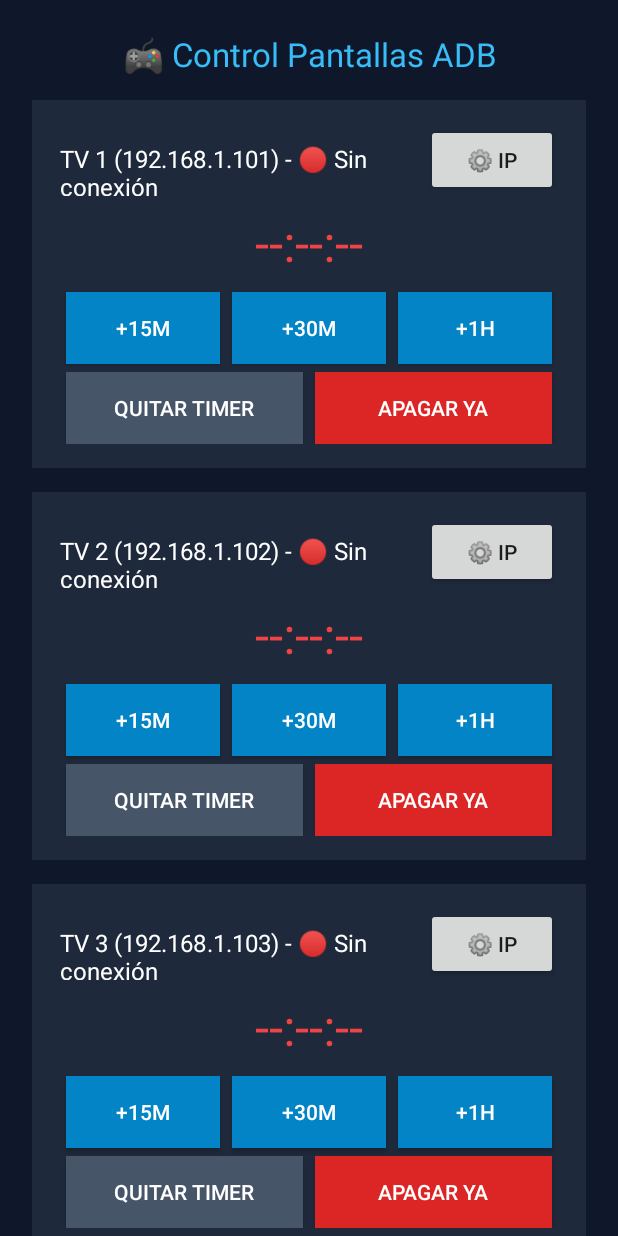
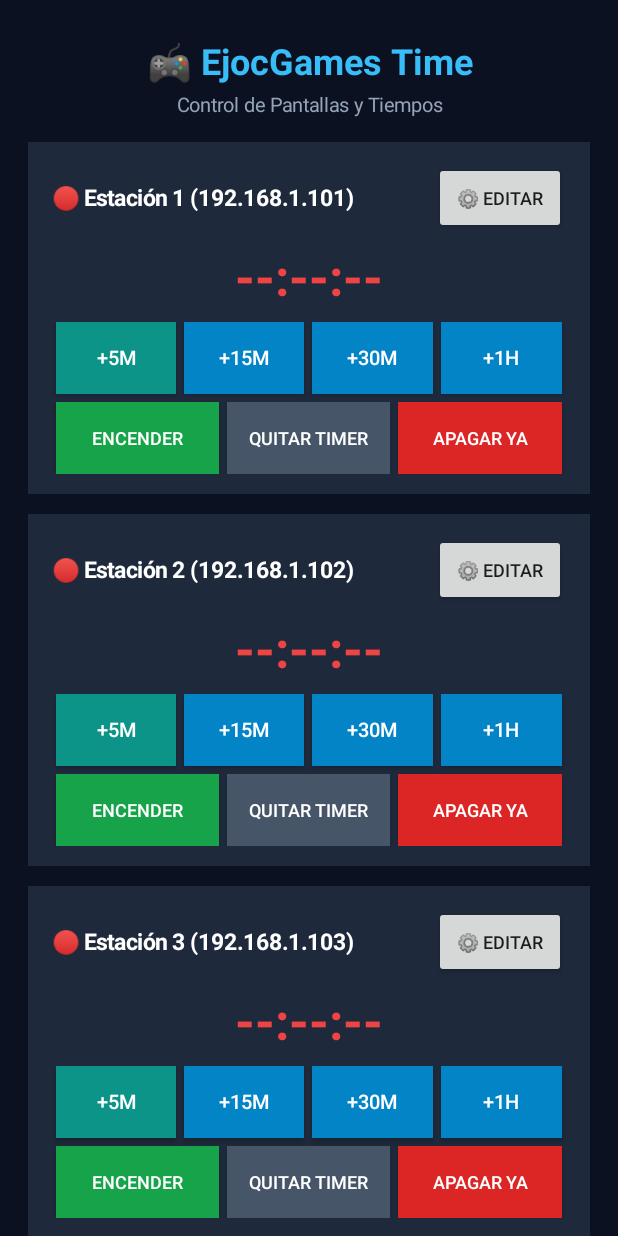
Before and after one commit to EjocGamer/Controlador_tiempo, an Android app: the screen it shows after launch (MainActivity), on a phone screen of 412 x 824 dp. Run offline under Robolectric (Android 15) with nearby library versions, the phone set to English and light mode, and no system bars; libraries missing offline, so code that uses them is left out: com.tananaev.adblib; 3 statements that could not run were skipped.

Commit message:
Enhance TV control features and UI updates
Updated UI elements and functionality for TV control, including configuration dialog and timer management.

```diff
--- a/app/src/main/java/com/salajuegos/controltv/MainActivity.kt
+++ b/app/src/main/java/com/salajuegos/controltv/MainActivity.kt
@@ -2,7 +2,10 @@ package com.salajuegos.controltv
 
 import android.content.Context
 import android.graphics.Color
+import android.graphics.Typeface
 import android.os.Bundle
+import android.text.InputType
+import android.text.method.DigitsKeyListener
 import android.util.Base64
 import android.view.Gravity
 import android.widget.*
@@ -23,7 +26,6 @@ class MainActivity : AppCompatActivity() {
     private lateinit var contenedorTvs: LinearLayout
     private val numTvs = 6
 
-    // Memoria local para actualizar el reloj segundo a segundo en pantalla
     private val segundosLocales = IntArray(numTvs + 1) { 0 }
     private val estadoOnline = BooleanArray(numTvs + 1) { false }
 
@@ -32,20 +34,29 @@ class MainActivity : AppCompatActivity() {
 
         crypto = cargarOCrearLlavesAdb()
 
-        val scroll = ScrollView(this).apply { setBackgroundColor(Color.parseColor("#0F172A")) }
+        val scroll = ScrollView(this).apply { setBackgroundColor(Color.parseColor("#0B1120")) }
         val root = LinearLayout(this).apply {
             orientation = LinearLayout.VERTICAL
-            setPadding(32, 32, 32, 32)
+            setPadding(28, 36, 28, 36)
         }
 
         val titulo = TextView(this).apply {
-            text = "🎮 Control Pantallas ADB"
-            textSize = 22f
+            text = "🎮 EjocGames Time"
+            textSize = 24f
+            setTypeface(null, Typeface.BOLD)
             setTextColor(Color.parseColor("#38BDF8"))
+            gravity = Gravity.CENTER
+            setPadding(0, 0, 0, 6)
+        }
+        val subtitulo = TextView(this).apply {
+            text = "Control de Pantallas y Tiempos"
+            textSize = 13f
+            setTextColor(Color.parseColor("#94A3B8"))
             gravity = Gravity.CENTER
             setPadding(0, 0, 0, 24)
         }
         root.addView(titulo)
+        root.addView(subtitulo)
 
         contenedorTvs = LinearLayout(this).apply { orientation = LinearLayout.VERTICAL }
         root.addView(contenedorTvs)
@@ -70,13 +81,21 @@ class MainActivity : AppCompatActivity() {
         }
     }
 
+    private fun obtenerNombre(id: Int): String {
+        val prefs = getSharedPreferences("sala_tvs", Context.MODE_PRIVATE)
+        return prefs.getString("nombre_$id", "Estación $id") ?: "Estación $id"
+    }
+
     private fun obtenerIp(id: Int): String {
         val prefs = getSharedPreferences("sala_tvs", Context.MODE_PRIVATE)
         return prefs.getString("ip_$id", "192.168.1.${100 + id}") ?: "192.168.1.${100 + id}"
     }
 
-    private fun guardarIp(id: Int, ip: String) {
-        getSharedPreferences("sala_tvs", Context.MODE_PRIVATE).edit().putString("ip_$id", ip).apply()
+    private fun guardarConfig(id: Int, nombre: String, ip: String) {
+        getSharedPreferences("sala_tvs", Context.MODE_PRIVATE).edit()
+            .putString("nombre_$id", nombre.ifBlank { "Estación $id" })
+            .putString("ip_$id", ip)
+            .apply()
     }
 
     private fun construirTarjetas() {
@@ -85,26 +104,31 @@ class MainActivity : AppCompatActivity() {
             val card = LinearLayout(this).apply {
                 orientation = LinearLayout.VERTICAL
                 setBackgroundColor(Color.parseColor("#1E293B"))
-                setPadding(28, 24, 28, 24)
+                setPadding(24, 20, 24, 20)
                 val params = LinearLayout.LayoutParams(
                     LinearLayout.LayoutParams.MATCH_PARENT,
                     LinearLayout.LayoutParams.WRAP_CONTENT
-                ).apply { setMargins(0, 0, 0, 24) }
+                ).apply { setMargins(0, 0, 0, 20) }
                 layoutParams = params
                 tag = "card_$i"
             }
 
-            val header = LinearLayout(this).apply { orientation = LinearLayout.HORIZONTAL }
+            val header = LinearLayout(this).apply {
+                orientation = LinearLayout.HORIZONTAL
+                gravity = Gravity.CENTER_VERTICAL
+            }
             val txtNombre = TextView(this).apply {
-                text = "TV $i (${obtenerIp(i)})"
-                textSize = 16f
+                text = "${obtenerNombre(i)} (${obtenerIp(i)})"
+                textSize = 15f
+                setTypeface(null, Typeface.BOLD)
                 setTextColor(Color.WHITE)
                 layoutParams = LinearLayout.LayoutParams(0, LinearLayout.LayoutParams.WRAP_CONTENT, 1f)
                 tag = "titulo_$i"
             }
             val btnConfig = Button(this).apply {
-                text = "⚙️ IP"
-                setOnClickListener { mostrarDialogoIp(i) }
+                text = "⚙️ Editar"
+                textSize = 12f
+                setOnClickListener { mostrarDialogoConfig(i) }
             }
             header.addView(txtNombre)
             header.addView(btnConfig)
@@ -112,45 +136,62 @@ class MainActivity : AppCompatActivity() {
             val txtReloj = TextView(this).apply {
                 text = "00:00:00"
                 textSize = 34f
+                setTypeface(null, Typeface.BOLD)
                 setTextColor(Color.parseColor("#94A3B8"))
                 gravity = Gravity.CENTER
-                setPadding(0, 12, 0, 16)
+                setPadding(0, 8, 0, 12)
                 tag = "reloj_$i"
             }
 
+            // Fila 1: Botones de tiempo (+5m, +15m, +30m, +1h)
             val filaSumar = LinearLayout(this).apply { orientation = LinearLayout.HORIZONTAL }
-            listOf(15 to "+15m", 30 to "+30m", 60 to "+1h").forEach { (mins, etiqueta) ->
+            listOf(5 to "+5m", 15 to "+15m", 30 to "+30m", 60 to "+1h").forEach { (mins, etiqueta) ->
                 val btn = Button(this).apply {
                     text = etiqueta
-                    setBackgroundColor(Color.parseColor("#0284C7"))
+                    textSize = 13f
+                    setBackgroundColor(if (mins == 5) Color.parseColor("#0D9488") else Color.parseColor("#0284C7"))
                     setTextColor(Color.WHITE)
                     layoutParams = LinearLayout.LayoutParams(0, LinearLayout.LayoutParams.WRAP_CONTENT, 1f).apply {
-                        setMargins(6, 0, 6, 8)
+                        setMargins(4, 0, 4, 8)
                     }
                     setOnClickListener { sumarTiempoTv(i, mins) }
                 }
                 filaSumar.addView(btn)
             }
 
+            // Fila 2: Encender, Quitar Timer, Apagar Ya
             val filaAccion = LinearLayout(this).apply { orientation = LinearLayout.HORIZONTAL }
+            val btnEncender = Button(this).apply {
+                text = "Encender"
+                textSize = 12f
+                setBackgroundColor(Color.parseColor("#16A34A"))
+                setTextColor(Color.WHITE)
+                layoutParams = LinearLayout.LayoutParams(0, LinearLayout.LayoutParams.WRAP_CONTENT, 1f).apply {
+                    setMargins(4, 0, 4, 0)
+                }
+                setOnClickListener { encenderTv(i) }
+            }
             val btnCancelar = Button(this).apply {
                 text = "Quitar Timer"
+                textSize = 12f
                 setBackgroundColor(Color.parseColor("#475569"))
                 setTextColor(Color.WHITE)
                 layoutParams = LinearLayout.LayoutParams(0, LinearLayout.LayoutParams.WRAP_CONTENT, 1f).apply {
-                    setMargins(6, 0, 6, 0)
+                    setMargins(4, 0, 4, 0)
                 }
                 setOnClickListener { quitarTimerTv(i) }
             }
             val btnApagar = Button(this).apply {
                 text = "Apagar Ya"
+                textSize = 12f
                 setBackgroundColor(Color.parseColor("#DC2626"))
                 setTextColor(Color.WHITE)
                 layoutParams = LinearLayout.LayoutParams(0, LinearLayout.LayoutParams.WRAP_CONTENT, 1f).apply {
-                    setMargins(6, 0, 6, 0)
+                    setMargins(4, 0, 4, 0)
                 }
                 setOnClickListener { apagarTvAhora(i) }
             }
+            filaAccion.addView(btnEncender)
             filaAccion.addView(btnCancelar)
             filaAccion.addView(btnApagar)
 
@@ -162,14 +203,41 @@ class MainActivity : AppCompatActivity() {
         }
     }
 
-    private fun mostrarDialogoIp(id: Int) {
-        val input = EditText(this).apply { setText(obtenerIp(id)) }
+    private fun mostrarDialogoConfig(id: Int) {
+        val layout = LinearLayout(this).apply {
+            orientation = LinearLayout.VERTICAL
+            setPadding(48, 24, 48, 12)
+        }
+
+        val lblNombre = TextView(this).apply { text = "Nombre de la estación (ej. PS5 - 1):" }
+        val inputNombre = EditText(this).apply {
+            setText(obtenerNombre(id))
+            inputType = InputType.TYPE_CLASS_TEXT or InputType.TYPE_TEXT_FLAG_CAP_WORDS
+        }
+
+        val lblIp = TextView(this).apply {
+            text = "Dirección IP del TV:"
+            setPadding(0, 16, 0, 0)
+        }
+        val inputIp = EditText(this).apply {
+            setText(obtenerIp(id))
+            // Abre directamente el teclado numérico con punto incluido
+            inputType = InputType.TYPE_CLASS_NUMBER
+            keyListener = DigitsKeyListener.getInstance("0123456789.")
+        }
+
+        layout.addView(lblNombre)
+        layout.addView(inputNombre)
+        layout.addView(lblIp)
+        layout.addView(inputIp)
+
         AlertDialog.Builder(this)
-            .setTitle("IP Fija del TV $id")
-            .setView(input)
+            .setTitle("Configurar Estación $id")
+            .setView(layout)
             .setPositiveButton("Guardar") { _, _ ->
-                guardarIp(id, input.text.toString().trim())
+                guardarConfig(id, inputNombre.text.toString().trim(), inputIp.text.toString().trim())
                 construirTarjetas()
+                lifecycleScope.launch { actualizarUnTv(id) }
             }
             .setNegativeButton("Cancelar", null)
             .show()
@@ -180,8 +248,9 @@ class MainActivity : AppCompatActivity() {
         var conn: AdbConnection? = null
         try {
             socket = Socket()
-            socket.soTimeout = 3500
-            socket.connect(InetSocketAddress(ip, 5555), 3500)
+            // Timeout reducido a 1.5s para detección casi instantánea
+            socket.soTimeout = 1500
+            socket.connect(InetSocketAddress(ip, 5555), 1500)
             conn = AdbConnection.create(socket, crypto)
             conn.connect()
             val stream = conn.open("shell:$comando")
@@ -203,18 +272,30 @@ class MainActivity : AppCompatActivity() {
         }
     }
 
+    private fun encenderTv(id: Int) {
+        lifecycleScope.launch {
+            val ip = obtenerIp(id)
+            // KEYCODE_WAKEUP (224) despierta el TV sin apagarlo si ya estaba encendido
+            val res = ejecutarAdbShell(ip, "input keyevent 224")
+            if (res != null) {
+                Toast.makeText(this@MainActivity, "Encendiendo ${obtenerNombre(id)}...", Toast.LENGTH_SHORT).show()
+            } else {
+                Toast.makeText(this@MainActivity, "TV en reposo profundo (usa el control físico)", Toast.LENGTH_SHORT).show()
+            }
+        }
+    }
+
     private fun quitarTimerTv(id: Int) {
         lifecycleScope.launch {
             val ip = obtenerIp(id)
-            // Mata el PID exacto guardado y borra los archivos de control
             val cmd = "kill -9 \$(cat /sdcard/Download/sala_pid.txt 2>/dev/null) 2>/dev/null; killall sleep 2>/dev/null; rm -f /sdcard/Download/sala_fin.txt /sdcard/Download/sala_pid.txt"
             val res = ejecutarAdbShell(ip, cmd)
             if (res != null) {
                 segundosLocales[id] = 0
                 pintarTarjeta(id)
-                Toast.makeText(this@MainActivity, "Timer eliminado en TV $id", Toast.LENGTH_SHORT).show()
+                Toast.makeText(this@MainActivity, "Timer quitado en ${obtenerNombre(id)}", Toast.LENGTH_SHORT).show()
             } else {
-                Toast.makeText(this@MainActivity, "Sin conexión con TV $id", Toast.LENGTH_SHORT).show()
+                Toast.makeText(this@MainActivity, "Sin conexión con ${obtenerNombre(id)}", Toast.LENGTH_SHORT).show()
             }
         }
     }
@@ -222,15 +303,14 @@ class MainActivity : AppCompatActivity() {
     private fun apagarTvAhora(id: Int) {
         lifecycleScope.launch {
             val ip = obtenerIp(id)
-            // Mata el timer y envía KEYCODE_POWER (26) que apaga cualquier Android TV
             val cmd = "kill -9 \$(cat /sdcard/Download/sala_pid.txt 2>/dev/null) 2>/dev/null; killall sleep 2>/dev/null; rm -f /sdcard/Download/sala_fin.txt /sdcard/Download/sala_pid.txt; input keyevent 26"
             val res = ejecutarAdbShell(ip, cmd)
             if (res != null) {
                 segundosLocales[id] = 0
                 pintarTarjeta(id)
-                Toast.makeText(this@MainActivity, "Orden de apagado enviada a TV $id", Toast.LENGTH_SHORT).show()
+                Toast.makeText(this@MainActivity, "Apagando ${obtenerNombre(id)}", Toast.LENGTH_SHORT).show()
             } else {
-                Toast.makeText(this@MainActivity, "Sin conexión con TV $id", Toast.LENGTH_SHORT).show()
+                Toast.makeText(this@MainActivity, "Sin conexión con ${obtenerNombre(id)}", Toast.LENGTH_SHORT).show()
             }
         }
     }
@@ -240,18 +320,18 @@ class MainActivity : AppCompatActivity() {
             val ip = obtenerIp(id)
             val actual = leerSegundosRestantes(ip)
             if (actual == null) {
-                Toast.makeText(this@MainActivity, "TV $id sin conexión ADB", Toast.LENGTH_SHORT).show()
+                Toast.makeText(this@MainActivity, "${obtenerNombre(id)} sin conexión", Toast.LENGTH_SHORT).show()
                 return@launch
             }
 
             val totalSeg = actual + (minutosExtra * 60)
             val avisoSeg = if (totalSeg > 120) totalSeg - 120 else 0
 
-            // 1. Mata cualquier timer previo
-            // 2. Escribe la marca de tiempo de fin en /sdcard/Download/sala_fin.txt
-            // 3. Lanza el proceso en segundo plano y guarda su PID en sala_pid.txt
+            // Aviso visual doble faltando 2 min: notificación del sistema + pulso visual de volumen en pantalla
+            val accionAviso = "cmd notification post -S bigtext -t 'EjocGames' 'alerta_tv' 'Quedan 2 minutos de juego' >/dev/null 2>&1; input keyevent 25; sleep 1; input keyevent 24"
+
             val scriptSegundoPlano = if (avisoSeg > 0) {
-                "sleep $avisoSeg; cmd notification post -S bigtext -t 'Sala de Juegos' 'alerta_tv' 'Quedan 2 minutos de tiempo' >/dev/null 2>&1; sleep 120; rm -f /sdcard/Download/sala_fin.txt /sdcard/Download/sala_pid.txt; input keyevent 26"
+                "sleep $avisoSeg; $accionAviso; sleep 119; rm -f /sdcard/Download/sala_fin.txt /sdcard/Download/sala_pid.txt; input keyevent 26"
             } else {
                 "sleep $totalSeg; rm -f /sdcard/Download/sala_fin.txt /sdcard/Download/sala_pid.txt; input keyevent 26"
             }
@@ -266,7 +346,7 @@ class MainActivity : AppCompatActivity() {
                 segundosLocales[id] = totalSeg
                 estadoOnline[id] = true
                 pintarTarjeta(id)
-                Toast.makeText(this@MainActivity, "+${minutosExtra}m agregados al TV $id", Toast.LENGTH_SHORT).show()
+                Toast.makeText(this@MainActivity, "+${minutosExtra}m en ${obtenerNombre(id)}", Toast.LENGTH_SHORT).show()
             }
         }
     }
@@ -282,15 +362,16 @@ class MainActivity : AppCompatActivity() {
 
     private fun pintarTarjeta(id: Int) {
         val ip = obtenerIp(id)
+        val nombre = obtenerNombre(id)
         val txtReloj = contenedorTvs.findViewWithTag<TextView>("reloj_$id") ?: return
         val txtTitulo = contenedorTvs.findViewWithTag<TextView>("titulo_$id") ?: return
 
         if (!estadoOnline[id]) {
-            txtTitulo.text = "TV $id ($ip) - 🔴 Sin conexión"
+            txtTitulo.text = "🔴 $nombre ($ip)"
             txtReloj.text = "--:--:--"
             txtReloj.setTextColor(Color.parseColor("#EF4444"))
         } else {
-            txtTitulo.text = "TV $id ($ip) - 🟢 Conectado"
+            txtTitulo.text = "🟢 $nombre ($ip)"
             val seg = segundosLocales[id]
             val h = seg / 3600
             val m = (seg % 3600) / 60
@@ -306,7 +387,17 @@ class MainActivity : AppCompatActivity() {
         }
     }
 
-    // Descuenta cada segundo en pantalla para que el reloj se vea fluido
+    private suspend fun actualizarUnTv(id: Int) {
+        val seg = leerSegundosRestantes(obtenerIp(id))
+        if (seg == null) {
+            estadoOnline[id] = false
+        } else {
+            estadoOnline[id] = true
+            segundosLocales[id] = seg
+        }
+        pintarTarjeta(id)
+    }
+
     private fun iniciarRelojVisual() {
         lifecycleScope.launch {
             while (isActive) {
@@ -321,22 +412,15 @@ class MainActivity : AppCompatActivity() {
         }
     }
 
-    // Sincroniza el tiempo real guardado dentro del TV cada 6 segundos
+    // Consulta todos los TVs en paralelo al mismo tiempo (~1.5s total)
     private fun iniciarSincronizacionTv() {
         lifecycleScope.launch {
             while (isActive) {
-                for (i in 1..numTvs) {
-                    val seg = leerSegundosRestantes(obtenerIp(i))
-                    if (seg == null) {
-                        estadoOnline[i] = false
-                    } else {
-                        estadoOnline[i] = true
-                        segundosLocales[i] = seg
-                    }
-                    pintarTarjeta(i)
-                    delay(400)
+                val tareas = (1..numTvs).map { id ->
+                    async { actualizarUnTv(id) }
                 }
-                delay(5000)
+                tareas.awaitAll()
+                delay(4000)
             }
         }
     }
```
